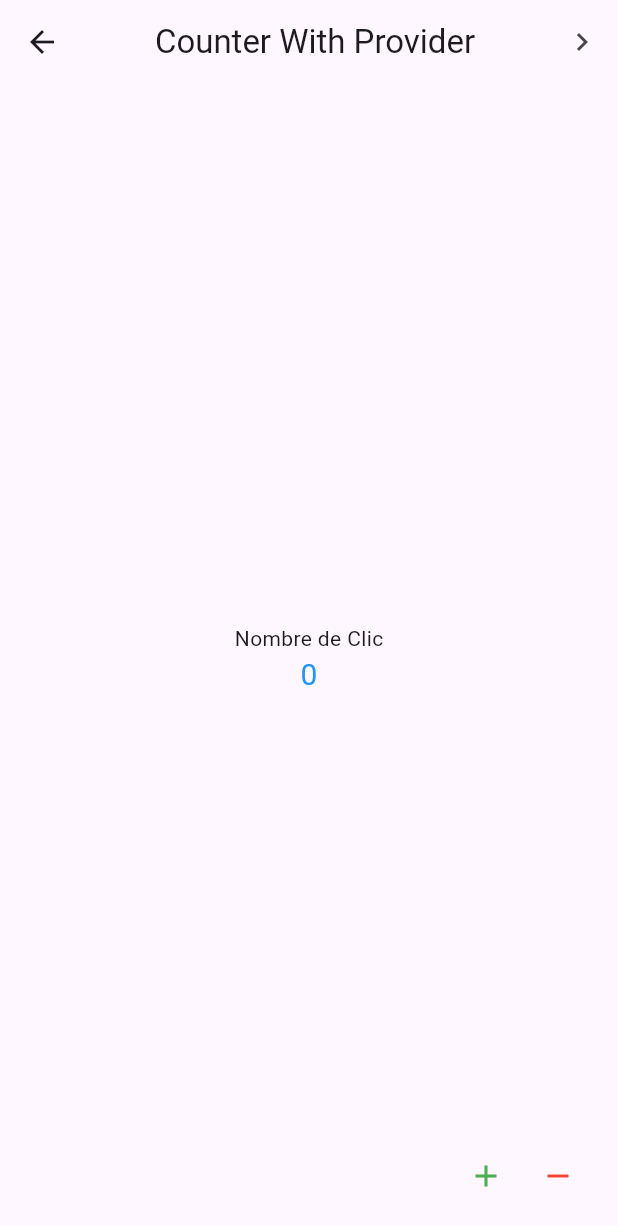
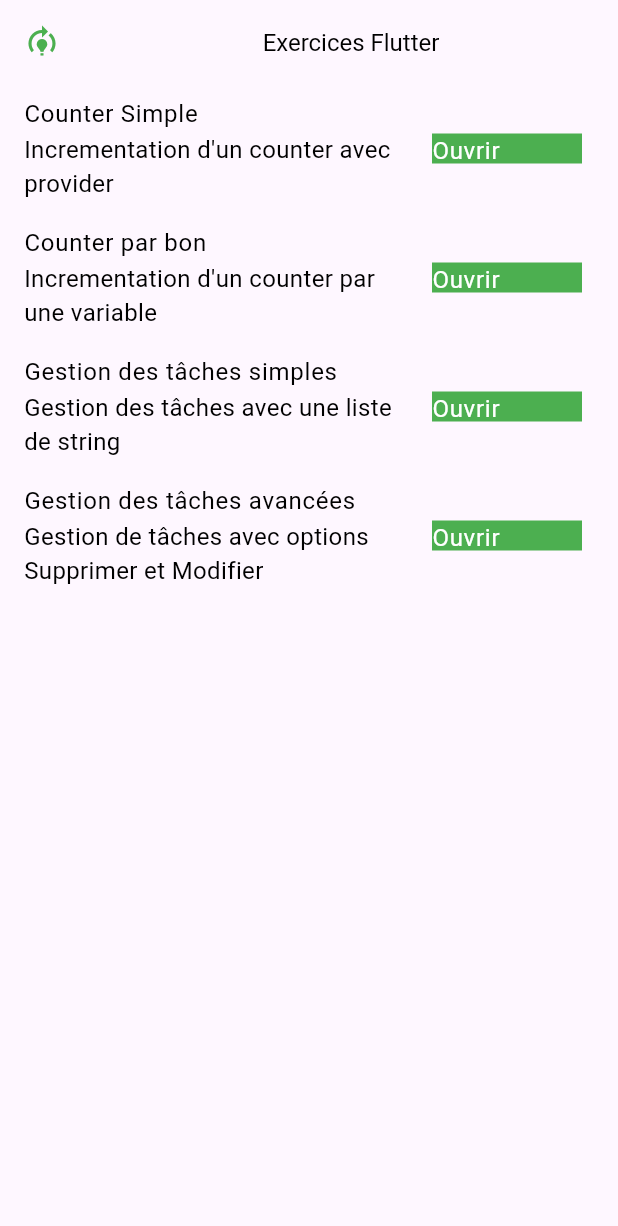
Before and after one commit to DenisGhg/Flutter_Exercises, a Flutter app: the HomePage screen opened directly, on a phone screen of 412 x 824 dp. Shown: the top 1226 px of the screen. Run offline on Flutter 3.47's test engine with Material 3 defaults, Android fonts, the phone set to English and light mode, and no system bars.

Commit message:
Sommaire des exercices sur HomePage

```diff
--- a/lib/pages/gestionTaches.dart
+++ b/lib/pages/gestionTaches.dart
@@ -1,6 +1,7 @@
 import 'package:flutter/material.dart';
 import 'package:provider/provider.dart';
 import 'package:training_proj/modelsUI/modelTask.dart';
+import 'package:training_proj/widgets/app_text.dart';
 import '../providers/brightness_provider.dart';
 import '../providers/task_simple_provider.dart';
 
@@ -21,10 +22,10 @@ class GestionTaches extends StatelessWidget {
           onPressed: (){
             Navigator.pop(context);
           },
-          icon: Icon(Icons.arrow_back_rounded, color: Colors.blue,),
+          icon: Icon(Icons.arrow_back_rounded, color: Colors.red,),
         ),
 
-        title: Text("Gestion de Tâche et changement de thème", style: TextStyle(fontSize: 11),),
+        title: AppText(text: "Gestion des tâches simples"),
 
         actions: [
           // Changer de thème
--- a/lib/pages/homePage.dart
+++ b/lib/pages/homePage.dart
@@ -1,76 +1,58 @@
 import 'package:flutter/material.dart';
-import 'package:provider/provider.dart';
-import 'package:training_proj/pages/gestionTaches.dart';
-import 'package:training_proj/pages/testVariableGlob.dart';
-
-class CounterProvider with ChangeNotifier{
-
-  int counter = 0;
-
-  void increment(){
-    counter++;
-    notifyListeners();
-  }
-
-  void decrement(){
-    counter > 0 ?  counter-- : counter;
-    notifyListeners();
-  }
-}
-
-
+import 'package:training_proj/widgets/app_text.dart';
 
 class HomePage extends StatelessWidget {
-  const HomePage({super.key});
+  HomePage({super.key});
+
+  final List<String> exerciceTitles = [
+    "Counter Simple",
+    "Counter par bon",
+    "Gestion des tâches simples",
+    "Gestion des tâches avancées",
+  ];
+
+  final List<String> exerciceDescriptions = [
+    "Incrementation d'un counter avec provider",
+    "Incrementation d'un counter par une variable",
+    "Gestion des tâches avec une liste de string",
+    "Gestion de tâches avec options Supprimer et Modifier"
+  ];
+
+  final List<String> exerciceRouteName = [
+    '/counter',
+    '/gestionTacheSimples',
+    '/counterParBon',
+
+    '/gestionTachesAvancees',
+  ];
+
   @override
   Widget build(BuildContext context) {
     return Scaffold(
       appBar: AppBar(
+        leading: Icon(Icons.model_training, color: Colors.green),
+        title: Center(child: AppText(text: "Exercices Flutter")),
+      ),
 
-        title: Center(child: Text("Counter With Provider")),
-        actions: [
-          IconButton(
-            onPressed: (){
-              Navigator.push(
-                  context,
-                  MaterialPageRoute(builder: (context) => GestionTaches()));
-            },
-            icon: Icon(Icons.navigate_next),
-          ),
-        ],
-      ),
-      body: Column(
-        mainAxisAlignment: MainAxisAlignment.center,
-
-        children: [
-          Center(child: Text("Nombre de Clic")),
-          Consumer<CounterProvider>(
-            builder: (context, counterProvider, child){
-              return Center(child: Text("${counterProvider.counter}", style: TextStyle(color: Colors.blue, fontSize: 20),));
-            },
-          ),
-        ],
-      ),
-      floatingActionButton: Row(
-        mainAxisAlignment: MainAxisAlignment.end,
-        children: [
-          Consumer<CounterProvider>(
-            builder: (context, counterProvider, child){
-              return IconButton(
-                  onPressed: counterProvider.increment,
-                  icon: Icon(Icons.add, color: Colors.green,),
-                );
-            },
-          ),
-          Consumer<CounterProvider>(
-            builder: (context, counterProvider, child){
-              return IconButton(
-                onPressed: counterProvider.decrement,
-                icon: Icon(Icons.remove, color: Colors.red,),
-              );
-            },
-          ),
-        ],
+      body: ListView.builder(
+        itemCount: exerciceTitles.length,
+        itemBuilder:(context, index){
+          return ListTile(
+            title: AppText(text: exerciceTitles[index]),
+            subtitle: AppText(text: exerciceDescriptions[index]),
+            trailing: GestureDetector(
+              onTap: (){
+                Navigator.pushNamed(context, exerciceRouteName[index]);
+              },
+              child: Container(
+                height: 20,
+                width: 100,
+                color: Colors.green,
+                child: AppText(text: "Ouvrir", color: Colors.white,),
+              ),
+            ),
+          );
+        },
       ),
     );
   }
--- a/lib/pages/testVariableGlob.dart
+++ b/lib/pages/testVariableGlob.dart
@@ -1,6 +1,6 @@
 import 'package:flutter/material.dart';
 import 'package:provider/provider.dart';
-import 'package:training_proj/pages/homePage.dart';
+import '../providers/counter_provider.dart';
 
 class TestVariableGlob extends StatelessWidget {
   const TestVariableGlob({super.key});
--- /dev/null
+++ b/lib/widgets/app_text.dart
@@ -0,0 +1,31 @@
+import 'package:flutter/material.dart';
+
+class AppText extends StatelessWidget {
+  final String text;
+  final TextAlign textAlign;
+  final Color color;
+  final FontWeight fontWeight;
+  final double fontSize;
+
+  const AppText({
+    super.key,
+    required this.text,
+    this.textAlign = TextAlign.left,
+    this.color = Colors.black,
+    this.fontWeight = FontWeight.normal,
+    this.fontSize = 16.0,
+  });
+
+  @override
+  Widget build(BuildContext context) {
+    return Text(
+      text,
+      textAlign: textAlign,
+      style: TextStyle(
+        color: color,
+        fontWeight: fontWeight,
+        fontSize: fontSize,
+      ),
+    );
+  }
+}
```
Also changed, not shown: lib/main.dart (+12 -1 lines), lib/pages/counter_page.dart (added, +64 -0 lines), lib/pages/counter_par_bon_page.dart (+12 -0 lines), lib/pages/task_gestion.dart (+14 -1 lines).
